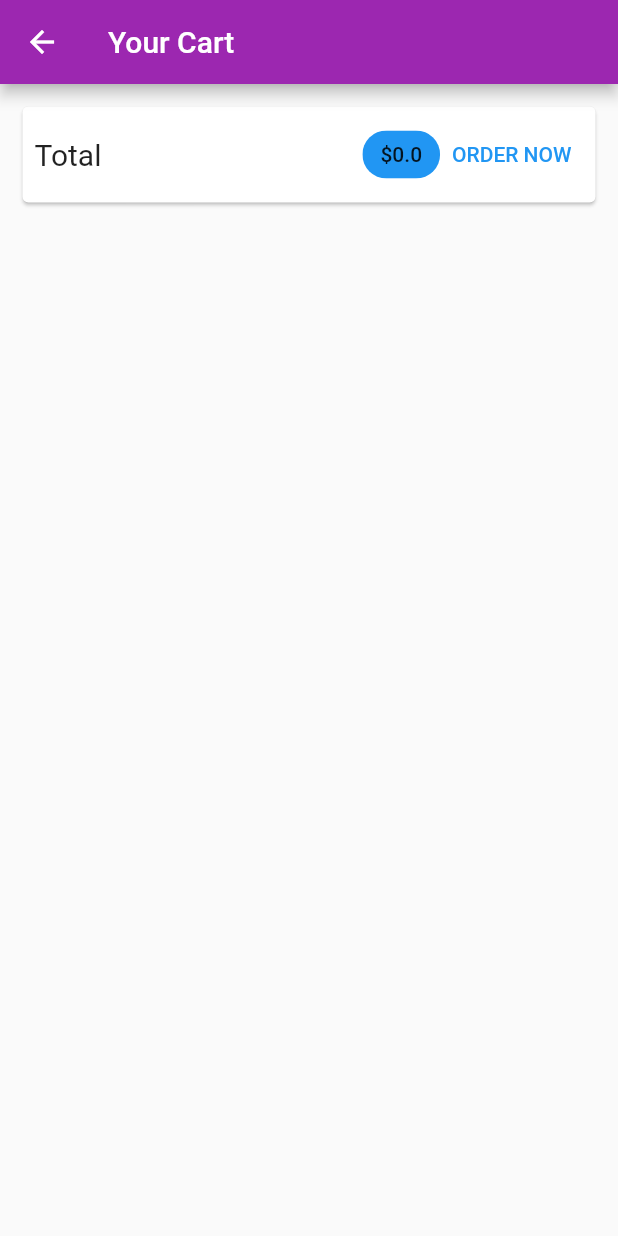
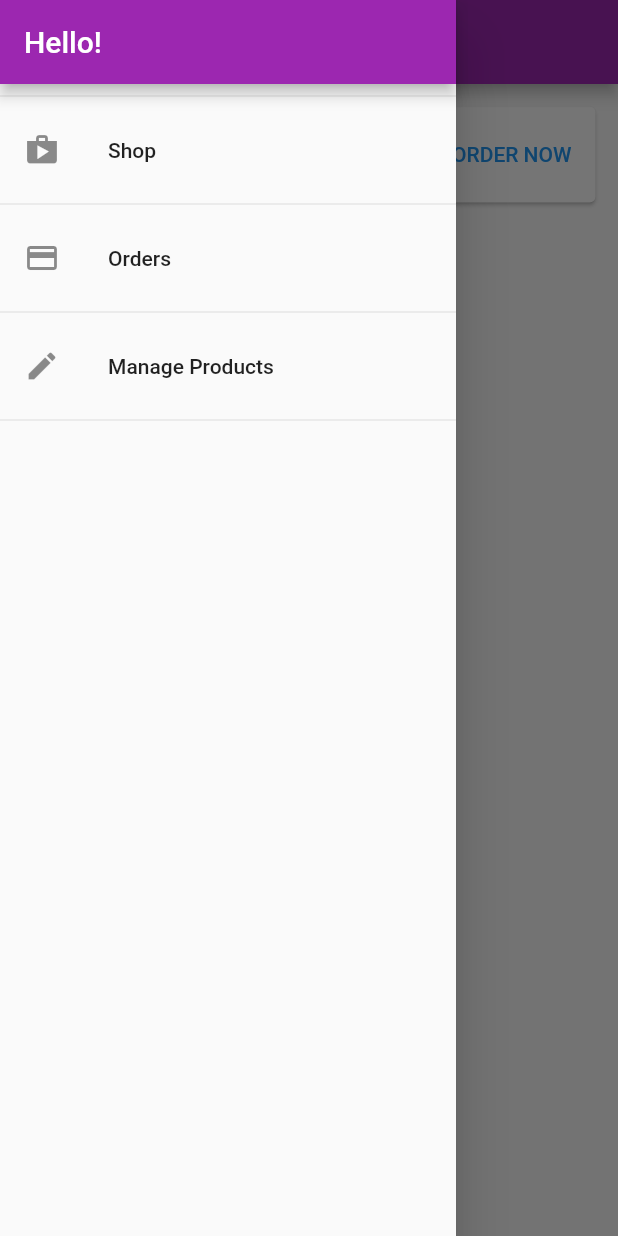
Before and after one commit to judeakinwale/shop-app, a Flutter app: the CartSCreen screen opened by its route, with the side drawer open (before the commit the screen has no drawer), on a phone screen of 412 x 824 dp. Run offline on Flutter 3.47's test engine with Material 2 defaults, Android fonts, the phone set to English and light mode, and no system bars; network calls fail.

Commit message:
Add app drawer and update orders screen

```diff
--- a/lib/main.dart
+++ b/lib/main.dart
@@ -1,5 +1,6 @@
 import 'package:flutter/material.dart';
 import 'package:provider/provider.dart';
+import 'package:shop/screens/orders_screen.dart';
 
 import './screens/products_overview_screen.dart';
 import './screens/product_detail_screen.dart';
@@ -45,6 +46,7 @@ class MyApp extends StatelessWidget {
         routes: {
           ProductDetailScreen.routeName: (context) => ProductDetailScreen(),
           CartSCreen.routeName: (context) => CartSCreen(),
+          OrdersScreen.routeName: (context) => OrdersScreen(),
         },
       ),
     );
--- a/lib/screens/cart_screen.dart
+++ b/lib/screens/cart_screen.dart
@@ -4,6 +4,7 @@ import 'package:provider/provider.dart';
 import 'package:shop/providers/orders.dart';
 
 import '../providers/cart.dart' show Cart;
+import '../widgets/app_drawer.dart';
 import '../widgets/cart_item.dart';
 
 class CartSCreen extends StatelessWidget {
@@ -21,6 +22,7 @@ class CartSCreen extends StatelessWidget {
       appBar: AppBar(
         title: Text('Your Cart'),
       ),
+      drawer: AppDrawer(),
       body: Column(
         children: <Widget>[
           Card(
@@ -38,7 +40,7 @@ class CartSCreen extends StatelessWidget {
                   Spacer(),
                   Chip(
                     label: Text(
-                      '\$${cart.totalAmount}',
+                      '\$${cart.totalAmount.toStringAsFixed(2)}',
                       style: TextStyle(
                           color: Theme.of(context).textTheme.headline6?.color),
                     ),
--- a/lib/screens/orders_screen.dart
+++ b/lib/screens/orders_screen.dart
@@ -1,20 +1,27 @@
 // ignore_for_file: prefer_const_constructors
 import 'package:flutter/material.dart';
 import 'package:provider/provider.dart';
+import 'package:shop/widgets/order_items.dart';
 
-import '../providers/orders.dart';
+import '../providers/orders.dart' show Order;
+import '../widgets/app_drawer.dart';
 
 class OrdersScreen extends StatelessWidget {
-  const OrdersScreen({Key? key}) : super(key: key);
+  // const OrdersScreen({Key? key}) : super(key: key);
+
+  static const routeName = '/orders';
 
   @override
   Widget build(BuildContext context) {
-    final order = Provider.of<Order>(context);
+    final orderData = Provider.of<Order>(context);
     return Scaffold(
       appBar: AppBar(
         title: Text('Your Orders'),
       ),
-      body: Container(),
+      drawer: AppDrawer(),
+      body: ListView.builder(
+          itemCount: orderData.orders.length,
+          itemBuilder: (context, index) => OrderItem(orderData.orders[index])),
     );
   }
 }
--- a/lib/screens/products_overview_screen.dart
+++ b/lib/screens/products_overview_screen.dart
@@ -2,6 +2,7 @@
 import 'package:flutter/material.dart';
 import 'package:provider/provider.dart';
 import 'package:shop/screens/cart_screen.dart';
+import 'package:shop/widgets/app_drawer.dart';
 
 // import '../providers/product.dart';
 // import '../widgets/productItem.dart';
@@ -47,12 +48,12 @@ class _ProductsOverviewScreenState extends State<ProductsOverviewScreen> {
             icon: Icon(Icons.more_vert),
             itemBuilder: (context) => [
               PopupMenuItem(
+                value: FilterOptions.Favorites,
                 child: Text('Only Favorites'),
-                value: FilterOptions.Favorites,
               ),
               PopupMenuItem(
+                value: FilterOptions.All,
                 child: Text('Show All'),
-                value: FilterOptions.All,
               ),
             ],
           ),
@@ -67,6 +68,7 @@ class _ProductsOverviewScreenState extends State<ProductsOverviewScreen> {
             ),          )
         ],
       ),
+      drawer: AppDrawer(),
       body: ProductsGrid(_showOnlyFavorites),
     );
   }
--- /dev/null
+++ b/lib/widgets/app_drawer.dart
@@ -0,0 +1,39 @@
+// ignore_for_file: prefer_const_constructors
+
+import 'package:flutter/material.dart';
+import 'package:shop/screens/orders_screen.dart';
+
+class AppDrawer extends StatelessWidget {
+  const AppDrawer({super.key});
+
+  @override
+  Widget build(BuildContext context) {
+    return Drawer(
+      child: ListView(
+        children: <Widget>[
+          AppBar(
+            title: Text('Hello!'),
+            automaticallyImplyLeading: false,
+          ),
+          Divider(),
+          ListTile(
+              leading: Icon(Icons.shop),
+              title: Text('Shop'),
+              onTap: () => Navigator.of(context).pushNamed('/')),
+          Divider(),
+          ListTile(
+              leading: Icon(Icons.payment),
+              title: Text('Orders'),
+              onTap: () =>
+                  Navigator.of(context).pushNamed(OrdersScreen.routeName)),
+          Divider(),
+          ListTile(
+              leading: Icon(Icons.edit),
+              title: Text('Manage Products'),
+              onTap: () => Navigator.of(context).pushNamed('/')),
+          Divider(),
+        ],
+      ),
+    );
+  }
+}
--- a/pubspec.yaml
+++ b/pubspec.yaml
@@ -32,6 +32,8 @@ dependencies:
   provider: ^6.0.3
   # provider: ^3.0.0
   # provider: ^4.0.0
+  intl: ^0.17.0
+  # intl: ^0.15.8
 
 
   # The following adds the Cupertino Icons font to your application.
```
Also changed, not shown: lib/screens/test_screen.dart (added, +10 -0 lines), lib/widgets/order_items.dart (added, +75 -0 lines), pubspec.lock.
